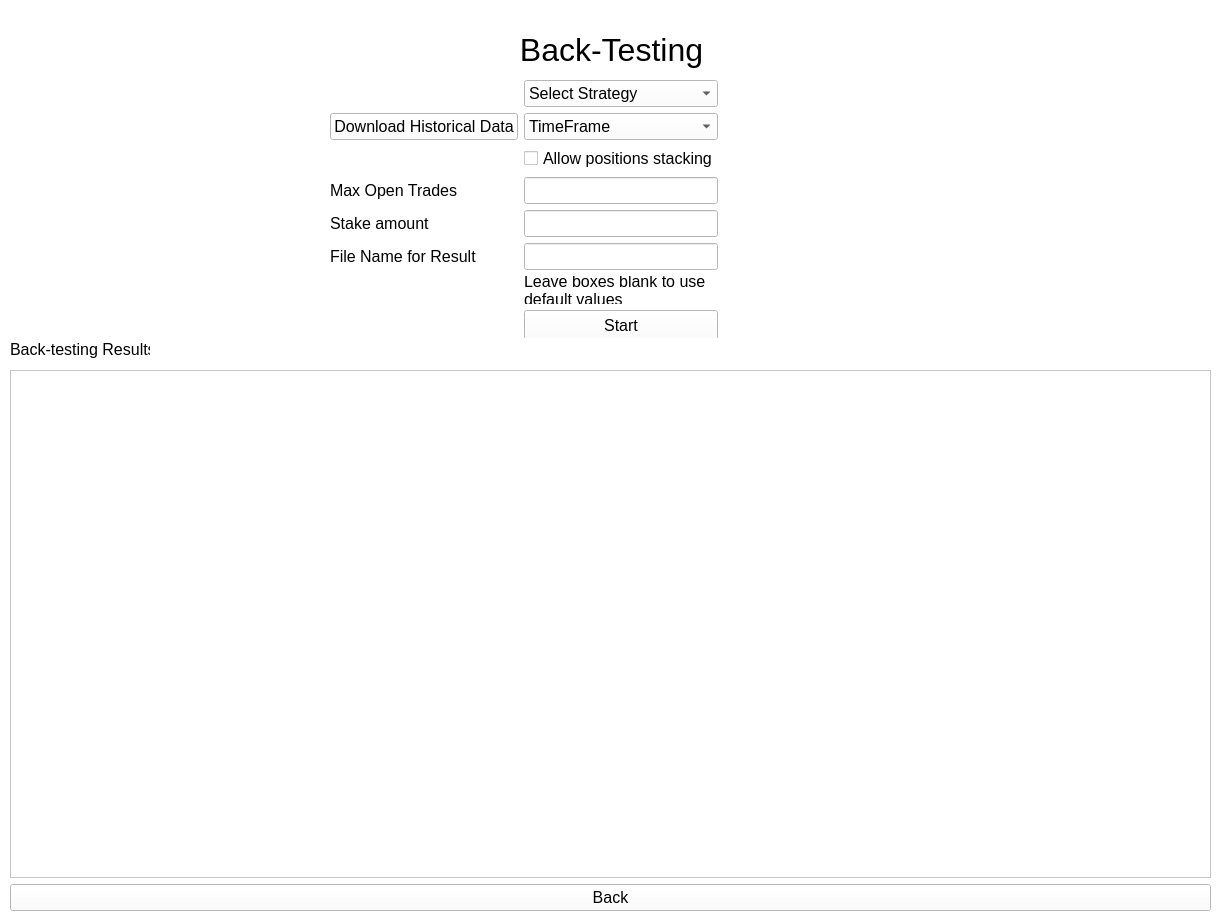
First picture: the form in freqtrade/GUI/backtesting.ui, repository Sypers/SeniorProject, before the edit.
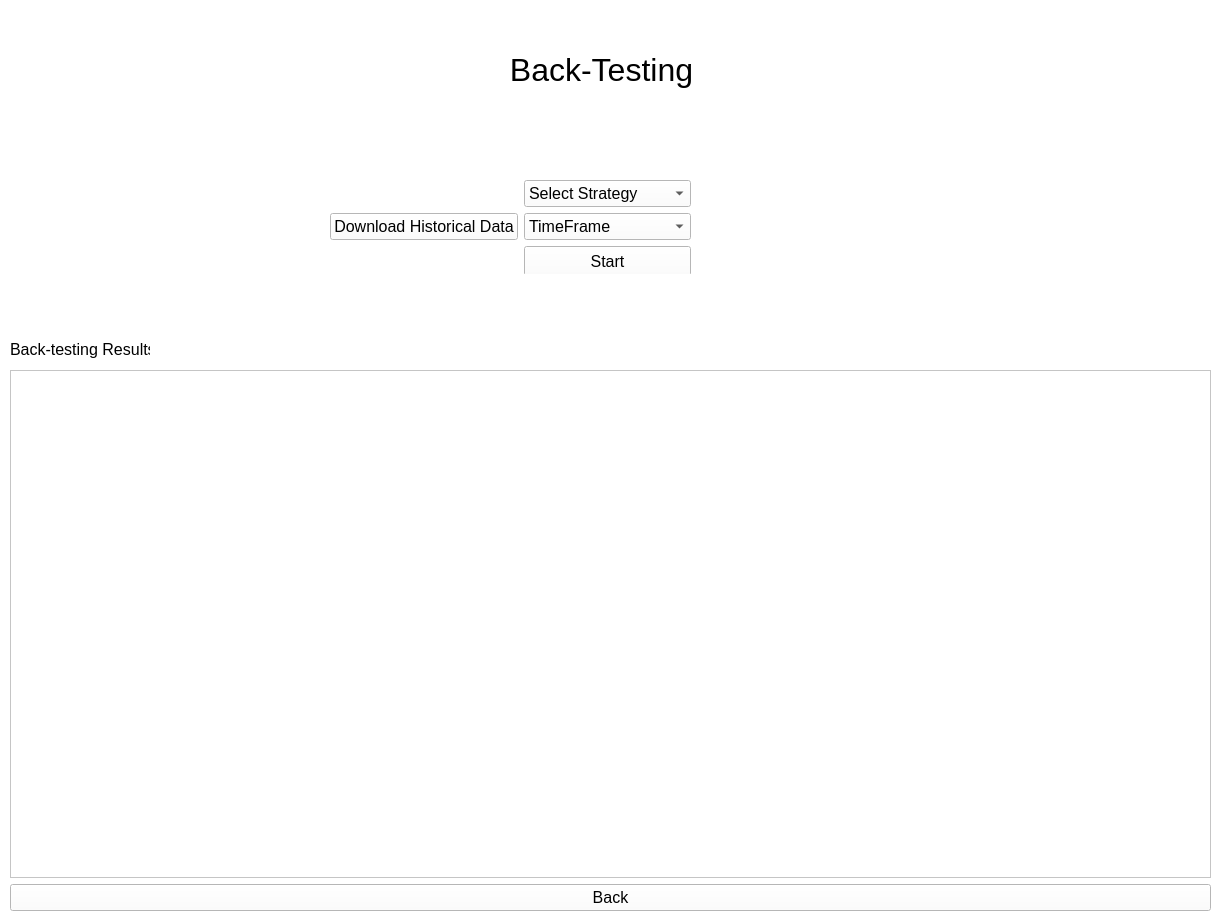
Second picture: the form after the edit.

Commit message: removed unused elements

```diff
--- a/freqtrade/GUI/backtesting.ui
+++ b/freqtrade/GUI/backtesting.ui
@@ -20,8 +20,8 @@
    <widget class="QLabel" name="label">
     <property name="geometry">
      <rect>
-      <x>520</x>
-      <y>30</y>
+      <x>510</x>
+      <y>50</y>
       <width>183</width>
       <height>39</height>
      </rect>
@@ -123,57 +123,60 @@
     <property name="geometry">
      <rect>
       <x>330</x>
-      <y>80</y>
-      <width>538</width>
-      <height>258</height>
+      <y>180</y>
+      <width>361</width>
+      <height>94</height>
      </rect>
     </property>
-    <layout class="QFormLayout" name="formLayout">
-     <item row="0" column="0">
       <layout class="QGridLayout" name="gridLayout">
-       <item row="5" column="1">
-        <widget class="QLineEdit" name="lineEdit_3">
+     <item row="1" column="1">
+      <widget class="QComboBox" name="comboBox_2">
          <property name="font">
           <font>
            <pointsize>12</pointsize>
           </font>
          </property>
-        </widget>
+       <property name="toolTip">
+        <string>choose time frame to download old data for pairs saved in configuration</string>
+       </property>
+       <item>
+        <property name="text">
+         <string>TimeFrame</string>
+        </property>
        </item>
-       <item row="3" column="1">
-        <widget class="QLineEdit" name="lineEdit">
-         <property name="font">
-          <font>
-           <pointsize>12</pointsize>
-          </font>
-         </property>
+       <item>
+        <property name="text">
+         <string>1d</string>
+        </property>
+       </item>
+       <item>
+        <property name="text">
+         <string>4h</string>
+        </property>
+       </item>
+       <item>
+        <property name="text">
+         <string>1h</string>
+        </property>
+       </item>
+       <item>
+        <property name="text">
+         <string>15m</string>
+        </property>
+       </item>
+       <item>
+        <property name="text">
+         <string>5m</string>
+        </property>
+       </item>
+       <item>
+        <property name="text">
+         <string>1m</string>
+        </property>
+       </item>
         </widget>
        </item>
        <item row="2" column="1">
-        <widget class="QCheckBox" name="checkBox">
-         <property name="font">
-          <font>
-           <pointsize>12</pointsize>
-          </font>
-         </property>
-         <property name="text">
-          <string>Allow positions stacking</string>
-         </property>
-        </widget>
-       </item>
-       <item row="3" column="0">
-        <widget class="QLabel" name="label_2">
-         <property name="font">
-          <font>
-           <pointsize>12</pointsize>
-          </font>
-         </property>
-         <property name="text">
-          <string>Max Open Trades</string>
-         </property>
-        </widget>
-       </item>
-       <item row="7" column="1">
         <widget class="QPushButton" name="start">
          <property name="minimumSize">
           <size>
@@ -220,98 +223,6 @@
          </item>
         </widget>
        </item>
-       <item row="4" column="0">
-        <widget class="QLabel" name="label_3">
-         <property name="font">
-          <font>
-           <pointsize>12</pointsize>
-          </font>
-         </property>
-         <property name="text">
-          <string>Stake amount</string>
-         </property>
-        </widget>
-       </item>
-       <item row="5" column="0">
-        <widget class="QLabel" name="label_4">
-         <property name="font">
-          <font>
-           <pointsize>12</pointsize>
-          </font>
-         </property>
-         <property name="text">
-          <string>File Name for Result</string>
-         </property>
-        </widget>
-       </item>
-       <item row="1" column="1">
-        <widget class="QComboBox" name="comboBox_2">
-         <property name="font">
-          <font>
-           <pointsize>12</pointsize>
-          </font>
-         </property>
-         <item>
-          <property name="text">
-           <string>TimeFrame</string>
-          </property>
-         </item>
-         <item>
-          <property name="text">
-           <string>1d</string>
-          </property>
-         </item>
-         <item>
-          <property name="text">
-           <string>4h</string>
-          </property>
-         </item>
-         <item>
-          <property name="text">
-           <string>1h</string>
-          </property>
-         </item>
-         <item>
-          <property name="text">
-           <string>15m</string>
-          </property>
-         </item>
-         <item>
-          <property name="text">
-           <string>5m</string>
-          </property>
-         </item>
-         <item>
-          <property name="text">
-           <string>1m</string>
-          </property>
-         </item>
-        </widget>
-       </item>
-       <item row="4" column="1">
-        <widget class="QLineEdit" name="lineEdit_2">
-         <property name="font">
-          <font>
-           <pointsize>12</pointsize>
-          </font>
-         </property>
-        </widget>
-       </item>
-       <item row="6" column="1">
-        <widget class="QLabel" name="label_5">
-         <property name="font">
-          <font>
-           <pointsize>12</pointsize>
-          </font>
-         </property>
-         <property name="text">
-          <string>Leave boxes blank to use default values</string>
-         </property>
-         <property name="wordWrap">
-          <bool>true</bool>
-         </property>
-        </widget>
-       </item>
        <item row="1" column="0">
         <widget class="QPushButton" name="download_data">
          <property name="font">
@@ -325,8 +236,6 @@
         </widget>
        </item>
       </layout>
-     </item>
-    </layout>
    </widget>
   </widget>
  </widget>
```
Left out of the diff: 4 changed lines with no effect on the pictures. Lines whose indentation alone changed are shown as unchanged.
